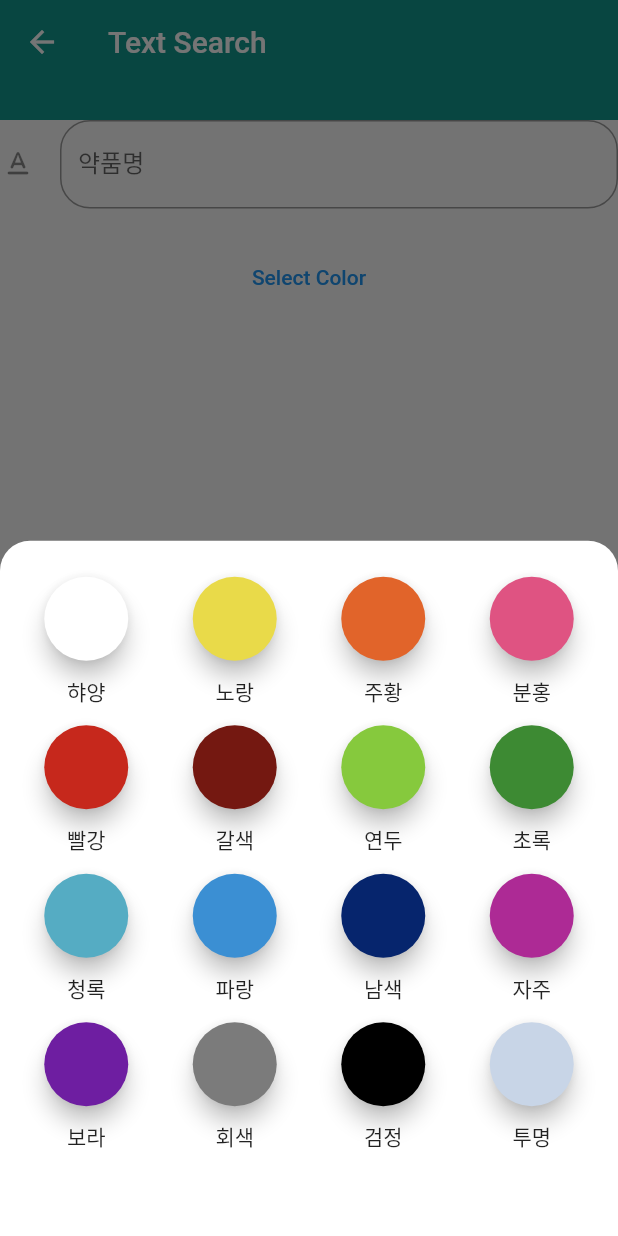
After one commit to Dongguk-Univ-Drugs/pill_recog_client, a Flutter app: the TextSearchScreen screen opened directly, after a tap on "Select Color", on a phone screen of 412 x 824 dp. The commit adds this screen. Run offline on Flutter 3.47's test engine with Material 2 defaults, Android fonts, the phone set to English and light mode, and no system bars; our stand-ins replace get.

Commit message:
🔥text search UI added
- new feature color picker addded

```diff
--- a/client_app/lib/main.dart
+++ b/client_app/lib/main.dart
@@ -15,15 +15,14 @@ class App extends StatelessWidget {
   Widget build(BuildContext context) {
     return GetMaterialApp(
       home: Scaffold(
+        floatingActionButton: FloatingActionButton(
+          /// these button calls the recognizing screen
+          onPressed: () => Get.to(() => SearchMainScreen()),
+          child: const Icon(Icons.search),
+          backgroundColor: CColor.primary.color,
+        ),
         appBar: AppBar(
           title: const Text('💊'),
-          actions: [
-            /// these button calls the recognizing screen
-            IconButton(
-              icon: const Icon(Icons.search),
-              onPressed: () => Get.to(() => SearchMainScreen()),
-            ),
-          ],
         ),
         body: SafeArea(
           child: Padding(
@@ -36,7 +35,10 @@ class App extends StatelessWidget {
                     mainAxisSize: MainAxisSize.min,
                     children: [
                       highlightedText(text: '종하님,'),
-                      Text(' 어서와요 😆', style: CTypography.headline.style,)
+                      Text(
+                        ' 어서와요 😆',
+                        style: CTypography.headline.style,
+                      )
                     ],
                   ),
                 )
--- a/client_app/lib/views/search/search.dart
+++ b/client_app/lib/views/search/search.dart
@@ -1,4 +1,7 @@
+import 'package:client_app/views/search/text_search.dart';
 import 'package:flutter/material.dart';
+import 'package:get/get.dart';
+
 import '../../components/components.dart';
 
 class SearchMainScreen extends StatelessWidget {
@@ -11,6 +14,7 @@ class SearchMainScreen extends StatelessWidget {
     return Scaffold(
       appBar: AppBar(
         title: const Text('Search'),
+
         /// you can use sort of colors defined in `CColor` - @seunghwanly
         backgroundColor: CColor.primary.color,
       ),
@@ -18,6 +22,7 @@ class SearchMainScreen extends StatelessWidget {
         child: Center(
           child: ListView.separated(
               itemBuilder: (context, index) => ListTile(
+                    onTap: () => Get.to(() => const TextSearchScreen()),
                     title: Text(searchItems[index]),
                   ),
               separatorBuilder: (context, index) => blankBox(height: 10),
--- /dev/null
+++ b/client_app/lib/views/search/text_search.dart
@@ -0,0 +1,68 @@
+import 'package:flutter/material.dart';
+
+import './text_search_picker.dart';
+import '../../components/components.dart';
+
+class TextSearchScreen extends StatefulWidget {
+  const TextSearchScreen({Key? key}) : super(key: key);
+
+  @override
+  _TextSearchScreenState createState() => _TextSearchScreenState();
+}
+
+class _TextSearchScreenState extends State<TextSearchScreen> {
+  late final ScrollController scrollController;
+  final GlobalKey _formKey = GlobalKey();
+
+  @override
+  void initState() {
+    super.initState();
+    scrollController = ScrollController();
+  }
+
+  @override
+  void dispose() {
+    scrollController.dispose();
+    super.dispose();
+  }
+
+  @override
+  Widget build(BuildContext context) {
+    return Scaffold(
+      body: Form(
+        key: _formKey,
+        child: CustomScrollView(
+          shrinkWrap: true,
+          keyboardDismissBehavior: ScrollViewKeyboardDismissBehavior.onDrag,
+          controller: scrollController,
+          slivers: [
+            SliverAppBar(
+              backgroundColor: CColor.primary.color,
+              title: const Text('Text Search'),
+              expandedHeight: 30,
+              collapsedHeight: 80,
+            ),
+            SliverList(
+                delegate: SliverChildListDelegate(
+              <Widget>[
+                TextFormField(
+                  decoration: roundedInputDecoration(
+                    labelText: '약품명',
+                    icon: const Icon(Icons.text_format_rounded),
+                  ),
+                ),
+                TextButton(
+                    onPressed: () => showModalBottomSheet(
+                          backgroundColor: const Color(0x00000000),
+                          context: context,
+                          builder: textColorPicker,
+                        ),
+                    child: const Text('Select Color'))
+              ],
+            ))
+          ],
+        ),
+      ),
+    );
+  }
+}
--- /dev/null
+++ b/client_app/lib/views/search/text_search_data.dart
@@ -0,0 +1,56 @@
+import 'package:flutter/material.dart';
+
+final textShapes = [
+  '원형',
+  '타원형',
+  '반원형',
+  '삼각형',
+  '사각형',
+  '마름모',
+  '장방형',
+  '오각형',
+  '육각형',
+  '팔각형',
+  '기타'
+];
+
+final textColorNames = [
+  '햐양',
+  '노랑',
+  '주황',
+  '분홍',
+  '빨강',
+  '갈색',
+  '연두',
+  '초록',
+  '청록',
+  '파랑',
+  '남색',
+  '자주',
+  '보라',
+  '회색',
+  '검정',
+  '투명'
+];
+
+const textColorValues = <Color>[
+  Color(0xFFFFFFFF),
+  Color(0xFFE9DA49),
+  Color(0xFFE1642A),
+  Color(0xFFDF5382),
+  Color(0xFFC6281C),
+  Color(0xFF741811),
+  Color(0xFF86C93D),
+  Color(0xFF3D8A33),
+  Color(0xFF55ACC3),
+  Color(0xFF3B8FD3),
+  Color(0xFF06256D),
+  Color(0xFFAD2A95),
+  Color(0xFF6E1EA1),
+  Color(0xFF7B7B7B),
+  Color(0xFF000000),
+  Color(0xFFC8D5E7),
+];
+
+final textCharacters = ['정제', '경질', '연질'];
+final textDividers = ['+', '-', '기타'];
--- /dev/null
+++ b/client_app/lib/views/search/text_search_picker.dart
@@ -0,0 +1,36 @@
+import 'package:flutter/material.dart';
+import './text_search_data.dart';
+
+import '../../components/components.dart';
+
+Widget textColorPicker(BuildContext context) => Container(
+      width: MediaQuery.of(context).size.width,
+      height: MediaQuery.of(context).size.height * 0.6,
+      padding: padding(horizontal: 8.0, vertical: 24.0),
+      decoration: BoxDecoration(
+        color: CColor.white.color,
+        borderRadius: const BorderRadius.only(
+          topLeft: Radius.circular(20.0),
+          topRight: Radius.circular(20.0),
+        ),
+      ),
+
+      /// make picker
+      child: GridView.builder(
+        gridDelegate: const SliverGridDelegateWithFixedCrossAxisCount(
+          crossAxisCount: 4,
+          childAspectRatio: 1,
+        ),
+        itemCount: textColorNames.length,
+        itemBuilder: (BuildContext context, int index) => Column(
+          children: [
+            FloatingActionButton(
+              onPressed: () => {},
+              backgroundColor: textColorValues[index],
+            ),
+            blankBox(height: 10),
+            Text(textColorNames[index])
+          ],
+        ),
+      ),
+    );
```
